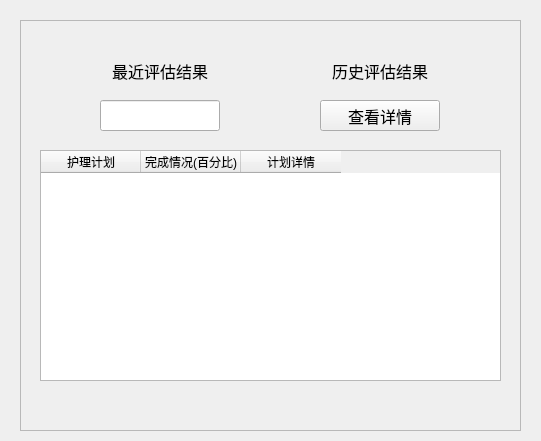
The window that healthMain/nurseplans.ui (OldFish-loveCat/Sys_Evaluation) describes before a commit, drawn with Qt 5.
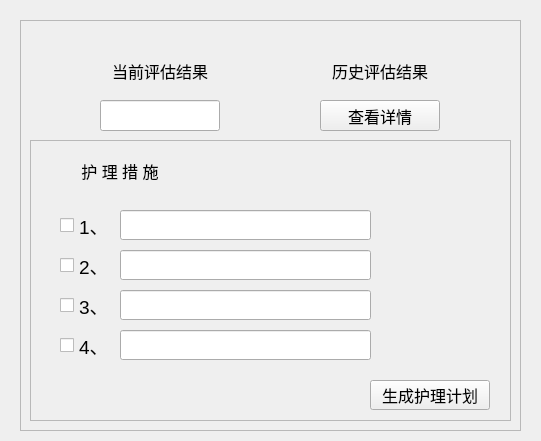
The same window after the commit.

```diff
--- a/healthMain/nurseplans.ui
+++ b/healthMain/nurseplans.ui
@@ -46,7 +46,7 @@
      <bool>true</bool>
     </property>
     <property name="text">
-     <string>最近评估结果</string>
+     <string>当前评估结果</string>
     </property>
     <property name="alignment">
      <set>Qt::AlignCenter</set>
@@ -104,39 +104,175 @@
      <string>查看详情</string>
     </property>
    </widget>
-   <widget class="QTableWidget" name="nursePlan">
+   <widget class="QFrame" name="frame_2">
     <property name="geometry">
      <rect>
-      <x>20</x>
-      <y>130</y>
-      <width>461</width>
-      <height>231</height>
+      <x>10</x>
+      <y>120</y>
+      <width>481</width>
+      <height>281</height>
      </rect>
     </property>
-    <column>
+    <property name="frameShape">
+     <enum>QFrame::StyledPanel</enum>
+    </property>
+    <property name="frameShadow">
+     <enum>QFrame::Raised</enum>
+    </property>
+    <widget class="QLabel" name="label_3">
+     <property name="geometry">
+      <rect>
+       <x>30</x>
+       <y>10</y>
+       <width>120</width>
+       <height>41</height>
+      </rect>
+     </property>
+     <property name="font">
+      <font>
+       <pointsize>12</pointsize>
+      </font>
+     </property>
+     <property name="autoFillBackground">
+      <bool>true</bool>
+     </property>
      <property name="text">
-      <string>护理计划</string>
+      <string> 护 理 措 施 </string>
      </property>
-     <property name="textAlignment">
-      <set>AlignCenter</set>
+     <property name="alignment">
+      <set>Qt::AlignCenter</set>
      </property>
-    </column>
-    <column>
+    </widget>
+    <widget class="QCheckBox" name="rB1">
+     <property name="geometry">
+      <rect>
+       <x>30</x>
+       <y>70</y>
+       <width>40</width>
+       <height>30</height>
+      </rect>
+     </property>
+     <property name="font">
+      <font>
+       <pointsize>14</pointsize>
+      </font>
+     </property>
      <property name="text">
-      <string>完成情况(百分比)</string>
+      <string>1、</string>
      </property>
-     <property name="textAlignment">
-      <set>AlignCenter</set>
+    </widget>
+    <widget class="QCheckBox" name="rB2">
+     <property name="geometry">
+      <rect>
+       <x>30</x>
+       <y>110</y>
+       <width>40</width>
+       <height>30</height>
+      </rect>
      </property>
-    </column>
-    <column>
+     <property name="font">
+      <font>
+       <pointsize>14</pointsize>
+      </font>
+     </property>
      <property name="text">
-      <string>计划详情</string>
+      <string>2、</string>
      </property>
-     <property name="textAlignment">
-      <set>AlignCenter</set>
+    </widget>
+    <widget class="QCheckBox" name="rB3">
+     <property name="geometry">
+      <rect>
+       <x>30</x>
+       <y>150</y>
+       <width>40</width>
+       <height>30</height>
+      </rect>
      </property>
-    </column>
+     <property name="font">
+      <font>
+       <pointsize>14</pointsize>
+      </font>
+     </property>
+     <property name="text">
+      <string>3、</string>
+     </property>
+    </widget>
+    <widget class="QCheckBox" name="rB4">
+     <property name="geometry">
+      <rect>
+       <x>30</x>
+       <y>190</y>
+       <width>40</width>
+       <height>30</height>
+      </rect>
+     </property>
+     <property name="font">
+      <font>
+       <pointsize>14</pointsize>
+      </font>
+     </property>
+     <property name="text">
+      <string>4、</string>
+     </property>
+    </widget>
+    <widget class="QLineEdit" name="plan1">
+     <property name="geometry">
+      <rect>
+       <x>90</x>
+       <y>70</y>
+       <width>251</width>
+       <height>30</height>
+      </rect>
+     </property>
+    </widget>
+    <widget class="QLineEdit" name="plan2">
+     <property name="geometry">
+      <rect>
+       <x>90</x>
+       <y>110</y>
+       <width>251</width>
+       <height>30</height>
+      </rect>
+     </property>
+    </widget>
+    <widget class="QLineEdit" name="plan4">
+     <property name="geometry">
+      <rect>
+       <x>90</x>
+       <y>190</y>
+       <width>251</width>
+       <height>30</height>
+      </rect>
+     </property>
+    </widget>
+    <widget class="QLineEdit" name="plan3">
+     <property name="geometry">
+      <rect>
+       <x>90</x>
+       <y>150</y>
+       <width>251</width>
+       <height>30</height>
+      </rect>
+     </property>
+    </widget>
+    <widget class="QPushButton" name="mplans">
+     <property name="geometry">
+      <rect>
+       <x>340</x>
+       <y>240</y>
+       <width>120</width>
+       <height>30</height>
+      </rect>
+     </property>
+     <property name="font">
+      <font>
+       <pointsize>12</pointsize>
+      </font>
+     </property>
+     <property name="text">
+      <string>生成护理计划</string>
+     </property>
+    </widget>
    </widget>
   </widget>
  </widget>
```
Left out of the diff: 2 changed lines with no effect on the pictures.
